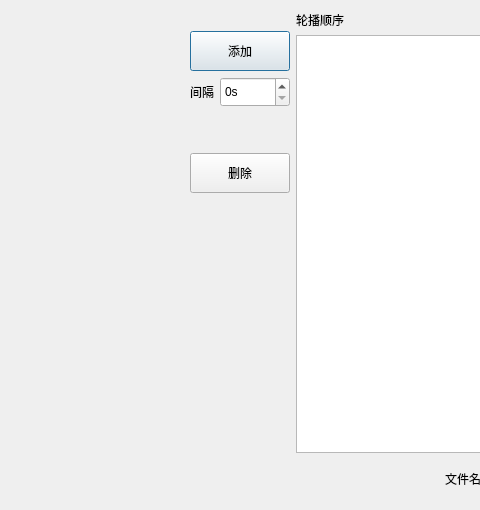
The window that src/playalternatenewdialog.ui (ch593030323/video-watcher) describes before a commit, drawn with Qt 5; both pictures show x 127 to 607 and y 0 to 510 of the 943 by 510 pixel window.
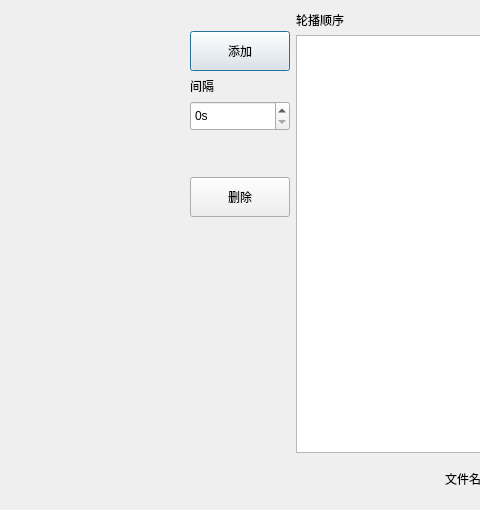
The same window after the commit. Custom widgets are drawn as their Qt base class.

What changed in the file:
```diff
--- a/src/playalternatenewdialog.ui
+++ b/src/playalternatenewdialog.ui
@@ -57,7 +57,7 @@
       </widget>
      </item>
      <item>
-      <layout class="QVBoxLayout" name="verticalLayout" stretch="0,0,0,0,0,1">
+      <layout class="QVBoxLayout" name="verticalLayout" stretch="0,0,0,0,0,0,1">
        <item>
         <widget class="QLabel" name="label_3">
          <property name="text">
@@ -79,8 +79,6 @@
         </widget>
        </item>
        <item>
-        <layout class="QHBoxLayout" name="horizontalLayout_3" stretch="0,1">
-         <item>
           <widget class="QLabel" name="label_5">
            <property name="text">
             <string>间隔</string>
@@ -99,8 +97,6 @@
             <string>s</string>
            </property>
           </widget>
-         </item>
-        </layout>
        </item>
        <item>
         <spacer name="verticalSpacer">
```
Lines whose indentation alone changed are shown as unchanged.
